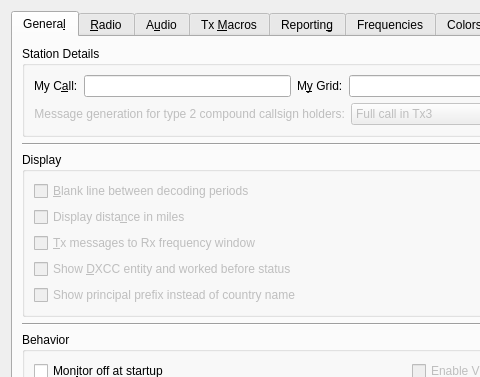
Old version of the form Configuration.ui in the repository qcmiao1998/js8call; both pictures show x 0 to 480 and y 0 to 377 of the 825 by 647 pixel window.
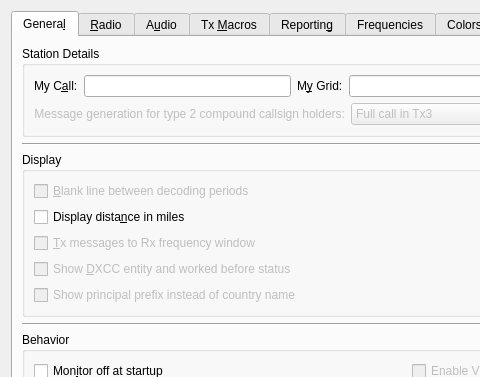
New version of the form.

```diff
--- a/Configuration.ui
+++ b/Configuration.ui
@@ -225,7 +225,7 @@
           <item row="1" column="0">
            <widget class="QCheckBox" name="miles_check_box">
             <property name="enabled">
-             <bool>false</bool>
+             <bool>true</bool>
             </property>
             <property name="toolTip">
              <string>Show distance to DX station in miles rather than kilometers.</string>
```
